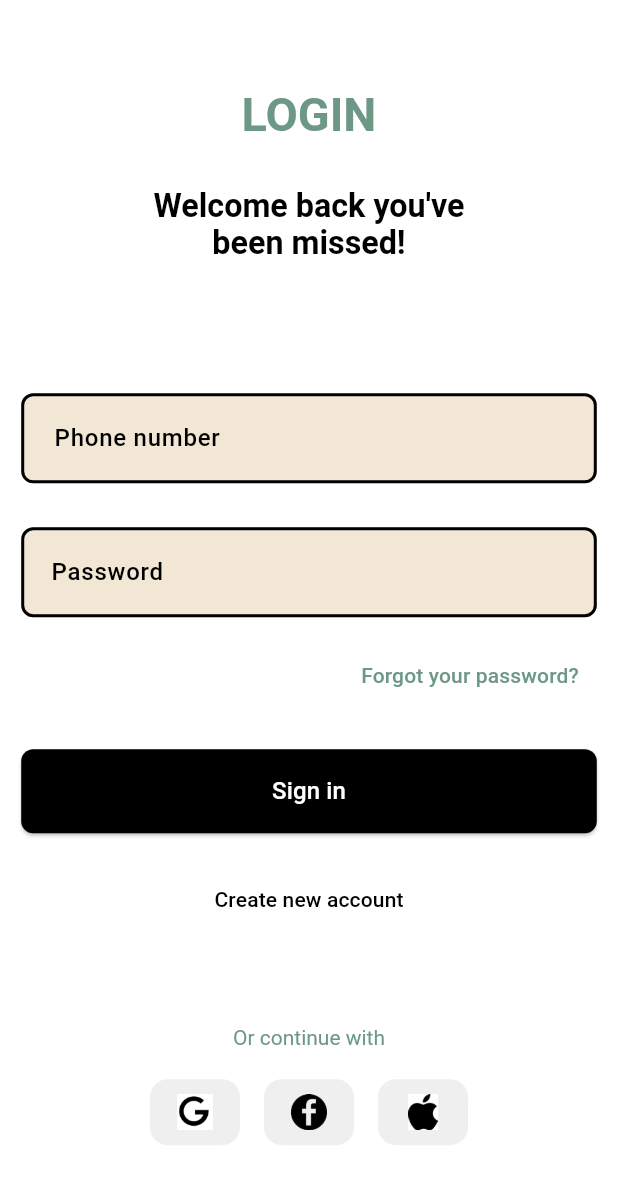
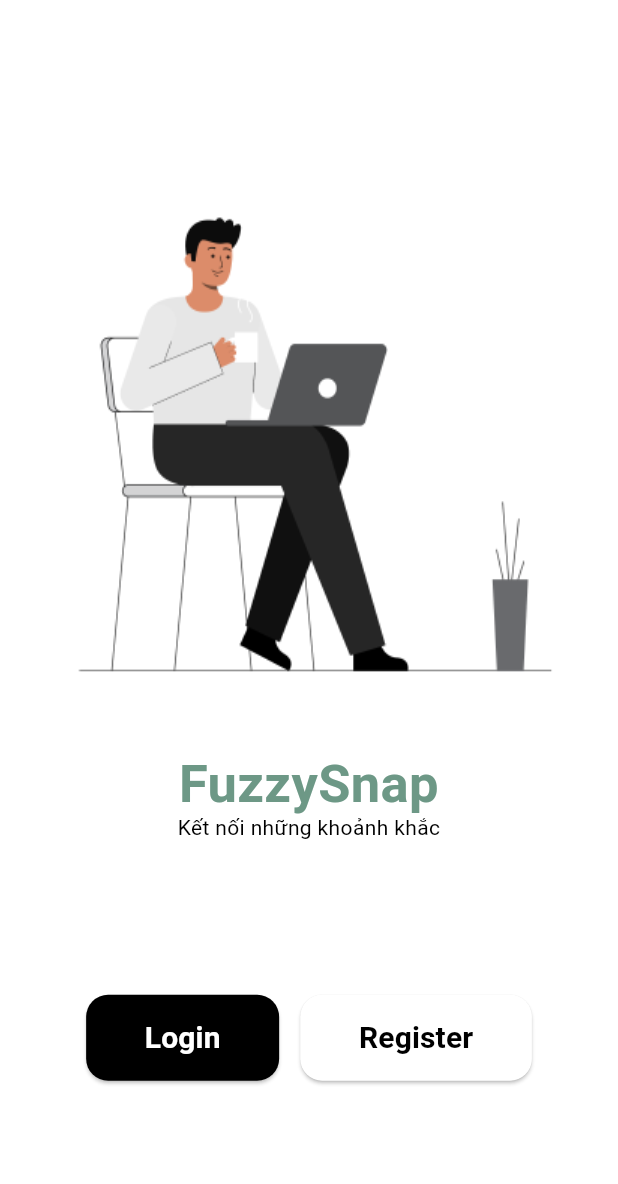
Before and after one commit to viet290423/GiaoDienNguoiMay, a Flutter app: the screen it shows after launch, on a phone screen of 412 x 824 dp. Shown: the top 1184 px of the screen. Run offline on Flutter 3.47's test engine with Material 3 defaults, Android fonts, the phone set to English and light mode, and no system bars; our stand-ins replace auto_size_text, camera, get, google_nav_bar, shared_preferences, socket_io_client and 1 more; Roboto replaces fonts that are missing (Montserrat, Poppins).

Commit message:
welcome_screen

```diff
--- /dev/null
+++ b/demo/lib/screen/auth/welcome_screen.dart
@@ -0,0 +1,125 @@
+import 'package:demo/app/dimensions.dart';
+import 'package:demo/screen/auth/login_screen.dart';
+import 'package:demo/screen/auth/signup_screen.dart';
+import 'package:flutter/material.dart';
+
+class WelcomeScreen extends StatefulWidget{
+  @override
+  State<WelcomeScreen> createState() => _WelcomeScreenState();
+}
+
+void navigateWithTransition(BuildContext context, Widget destination) {
+  Navigator.of(context).push(PageRouteBuilder(
+    pageBuilder: (context, animation, secondaryAnimation) => destination,
+    transitionsBuilder: (context, animation, secondaryAnimation, child) {
+      const begin = Offset(1.0, 0.0);
+      const end = Offset.zero;
+      const curve = Curves.easeInOut;
+
+      var tween = Tween(begin: begin, end: end).chain(CurveTween(curve: curve));
+      var offsetAnimation = animation.drive(tween);
+
+      return SlideTransition(position: offsetAnimation, child: child);
+    },
+  ));
+}
+
+class _WelcomeScreenState extends State<WelcomeScreen> {
+  @override
+  Widget build(BuildContext context) {
+    return Scaffold(
+      backgroundColor: Colors.white,
+      body: Center(
+        child: Column(
+          children: [
+            Spacer(),
+            Container(
+              width: 363,
+              height: 370,
+              decoration: BoxDecoration(
+                image: DecorationImage(
+                  image: AssetImage("assets/images/welcome.png"),
+                  fit: BoxFit.fill,
+                ),
+              ),
+            ),
+            SizedBox(height: Dimensions.height30,),
+            Text(
+              'FuzzySnap',
+              textAlign: TextAlign.center,
+              style: TextStyle(
+                color: Color(0xFF6D9886),
+                fontSize: 35,
+                fontFamily: 'Poppins',
+                fontWeight: FontWeight.w600,
+                height: 0,
+              ),
+            ),
+            Text(
+              'Kết nối những khoảnh khắc',
+              textAlign: TextAlign.center,
+              style: TextStyle(
+                color: Colors.black,
+                fontSize: 14,
+                fontFamily: 'Poppins',
+                fontWeight: FontWeight.w400,
+                height: 0,
+              ),
+            ),
+            Spacer(),
+            Row(
+              crossAxisAlignment: CrossAxisAlignment.center,
+              mainAxisAlignment: MainAxisAlignment.center,
+              children: [
+                ElevatedButton(
+                  style: ElevatedButton.styleFrom(
+                    backgroundColor: Colors.black,
+                    padding: EdgeInsets.symmetric(horizontal: Dimensions.width20 * 2, vertical: Dimensions.height15),
+                    shape: RoundedRectangleBorder(
+                      borderRadius: BorderRadius.circular(Dimensions.radius15),
+                    ),
+                  ),
+                  onPressed: () {
+                    navigateWithTransition(context, LoginScreen());
+                  },
+                  child: Text(
+                    "Login",
+                    style: TextStyle(
+                      color: Colors.white,
+                      fontSize: 20,
+                      fontFamily: 'Poppins',
+                      fontWeight: FontWeight.w600,
+                    ),
+                  ),
+                ),
+                SizedBox(width: Dimensions.width15,),
+                ElevatedButton(
+                  style: ElevatedButton.styleFrom(
+                    backgroundColor: Colors.white,
+                    padding: EdgeInsets.symmetric(horizontal: Dimensions.width20 * 2, vertical: Dimensions.height15),
+                    shape: RoundedRectangleBorder(
+                      borderRadius: BorderRadius.circular(Dimensions.radius15),
+                    ),
+                  ),
+                  onPressed: () {
+                    navigateWithTransition(context, SignUpScreen());
+                  },
+                  child: Text(
+                    "Register",
+                    style: TextStyle(
+                      color: Colors.black,
+                      fontSize: 20,
+                      fontFamily: 'Poppins',
+                      fontWeight: FontWeight.w600,
+                    ),
+                  ),
+                ),
+              ],
+            ),
+            Spacer(),
+          ],
+        ),
+      ),
+    );
+  }
+}
--- a/demo/lib/screen/home/home_screen.dart
+++ b/demo/lib/screen/home/home_screen.dart
@@ -32,7 +32,7 @@ class _HomeScreenState extends State<HomeScreen> {
     {
       'image': 'assets/images/anh1.jpg',
       'avatar': 'assets/images/flowers.png',
-      'name': 'Minh',
+      'name': 'Minh Thu',
       'time': '5 min ago',
       'caption': 'Just chilling here!',
       'likes': 800,
--- a/demo/lib/screen/splash/splash_page.dart
+++ b/demo/lib/screen/splash/splash_page.dart
@@ -1,5 +1,6 @@
 import 'dart:async';
 import 'package:demo/screen/auth/login_screen.dart';
+import 'package:demo/screen/auth/welcome_screen.dart';
 import 'package:flutter/material.dart';
 import 'package:flutter/widgets.dart';
 import 'package:get/get.dart';
@@ -37,7 +38,7 @@ class _SplashScreenState extends State<SplashScreen>
         const Duration(seconds: 3),
         () => Navigator.pushAndRemoveUntil(
             context,
-            MaterialPageRoute(builder: (context) => const LoginScreen()),
+            MaterialPageRoute(builder: (context) => WelcomeScreen()),
                 (route) => false
         ),
     );
```
Also changed, not shown: demo/lib/screen/account/change_password_screen.dart (+100 -32 lines), demo/lib/screen/account/information_screen.dart (+77 -33 lines), demo/lib/screen/account/userposts_screen.dart (+8 -2 lines), demo/lib/screen/auth/signup_screen.dart (+6 -1 lines), demo/lib/widgets/app_bar_widget.dart (+8 -4 lines), demo/assets/images/welcome.png (added).
